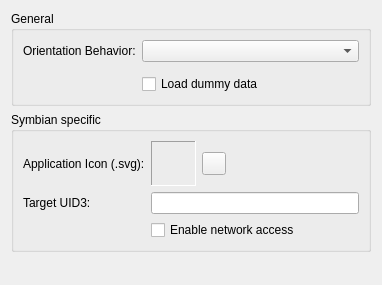
Old version of the form src/plugins/qt4projectmanager/wizards/qmlstandaloneappwizardoptionspage.ui in the repository qt-creator/qt-creator.
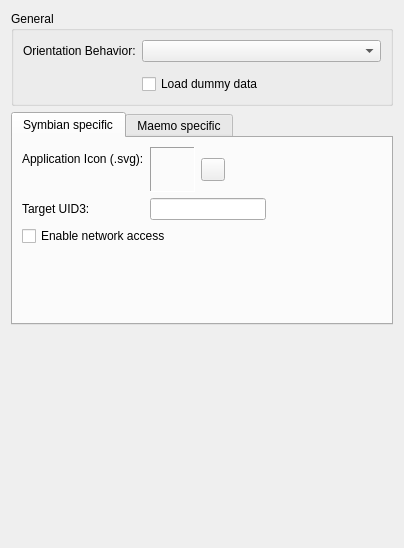
New version of the form.

Commit message: QML standalone wizard: Add support for Maemo5 application icon.

What changed in the file:
```diff
--- a/src/plugins/qt4projectmanager/wizards/qmlstandaloneappwizardoptionspage.ui
+++ b/src/plugins/qt4projectmanager/wizards/qmlstandaloneappwizardoptionspage.ui
@@ -6,8 +6,8 @@
    <rect>
     <x>0</x>
     <y>0</y>
-    <width>382</width>
-    <height>285</height>
+    <width>404</width>
+    <height>548</height>
    </rect>
   </property>
   <property name="windowTitle">
@@ -53,11 +53,15 @@
     </widget>
    </item>
    <item>
-    <widget class="QGroupBox" name="groupBox">
-     <property name="title">
+    <widget class="QTabWidget" name="platformsTabWidget">
+     <property name="currentIndex">
+      <number>0</number>
+     </property>
+     <widget class="QWidget" name="tab">
+      <attribute name="title">
       <string>Symbian specific</string>
-     </property>
-     <layout class="QGridLayout" name="gridLayout">
+      </attribute>
+      <layout class="QFormLayout" name="formLayout">
       <item row="0" column="0">
        <widget class="QLabel" name="symbianAppIconLabel">
         <property name="sizePolicy">
@@ -74,6 +78,52 @@
         </property>
        </widget>
       </item>
+       <item row="0" column="1">
+        <layout class="QHBoxLayout" name="horizontalLayout">
+         <item>
+          <widget class="QLabel" name="symbianAppIconPreview">
+           <property name="minimumSize">
+            <size>
+             <width>45</width>
+             <height>45</height>
+            </size>
+           </property>
+           <property name="maximumSize">
+            <size>
+             <width>45</width>
+             <height>45</height>
+            </size>
+           </property>
+           <property name="frameShape">
+            <enum>QFrame::Panel</enum>
+           </property>
+           <property name="frameShadow">
+            <enum>QFrame::Sunken</enum>
+           </property>
+          </widget>
+         </item>
+         <item>
+          <widget class="QToolButton" name="symbianAppIconLoadToolButton">
+           <property name="text">
+            <string/>
+           </property>
+          </widget>
+         </item>
+         <item>
+          <spacer name="horizontalSpacer">
+           <property name="orientation">
+            <enum>Qt::Horizontal</enum>
+           </property>
+           <property name="sizeHint" stdset="0">
+            <size>
+             <width>40</width>
+             <height>20</height>
+            </size>
+           </property>
+          </spacer>
+         </item>
+        </layout>
+       </item>
       <item row="1" column="0">
        <widget class="QLabel" name="symbianTargetUid3Label">
         <property name="sizePolicy">
@@ -90,46 +140,84 @@
         </property>
        </widget>
       </item>
-      <item row="1" column="1" colspan="3">
+       <item row="1" column="1">
+        <layout class="QHBoxLayout" name="horizontalLayout_2">
+         <item>
        <widget class="QLineEdit" name="symbianTargetUid3LineEdit"/>
       </item>
-      <item row="2" column="1" colspan="3">
+         <item>
+          <spacer name="horizontalSpacer_2">
+           <property name="orientation">
+            <enum>Qt::Horizontal</enum>
+           </property>
+           <property name="sizeHint" stdset="0">
+            <size>
+             <width>40</width>
+             <height>20</height>
+            </size>
+           </property>
+          </spacer>
+         </item>
+        </layout>
+       </item>
+       <item row="2" column="0" colspan="2">
        <widget class="QCheckBox" name="symbianEnableNetworkChackBox">
         <property name="text">
          <string>Enable network access</string>
         </property>
        </widget>
       </item>
-      <item row="0" column="1">
-       <widget class="QLabel" name="symbianAppIconPreview">
+      </layout>
+     </widget>
+     <widget class="QWidget" name="tab_2">
+      <attribute name="title">
+       <string>Maemo specific</string>
+      </attribute>
+      <widget class="QLabel" name="maemoAppIconLabel">
+       <property name="geometry">
+        <rect>
+         <x>9</x>
+         <y>9</y>
+         <width>155</width>
+         <height>16</height>
+        </rect>
+       </property>
+       <property name="text">
+        <string>Application Icon (64x64):</string>
+       </property>
+      </widget>
+      <widget class="QToolButton" name="maemoPngIconButton">
+       <property name="geometry">
+        <rect>
+         <x>171</x>
+         <y>10</y>
+         <width>71</width>
+         <height>70</height>
+        </rect>
+       </property>
         <property name="minimumSize">
          <size>
-          <width>45</width>
-          <height>45</height>
+         <width>0</width>
+         <height>0</height>
          </size>
         </property>
         <property name="maximumSize">
          <size>
-          <width>45</width>
-          <height>45</height>
-         </size>
-        </property>
-        <property name="frameShape">
-         <enum>QFrame::Panel</enum>
-        </property>
-        <property name="frameShadow">
-         <enum>QFrame::Sunken</enum>
-        </property>
-       </widget>
-      </item>
-      <item row="0" column="2">
-       <widget class="QToolButton" name="symbianAppIconLoadToolButton">
+         <width>16777215</width>
+         <height>16777215</height>
+        </size>
+       </property>
         <property name="text">
          <string/>
         </property>
-       </widget>
-      </item>
-     </layout>
+       <property name="iconSize">
+        <size>
+         <width>64</width>
+         <height>64</height>
+        </size>
+       </property>
+      </widget>
+     </widget>
     </widget>
    </item>
    <item>
```
Lines whose indentation alone changed are shown as unchanged. The commit also changes 7 other files.
